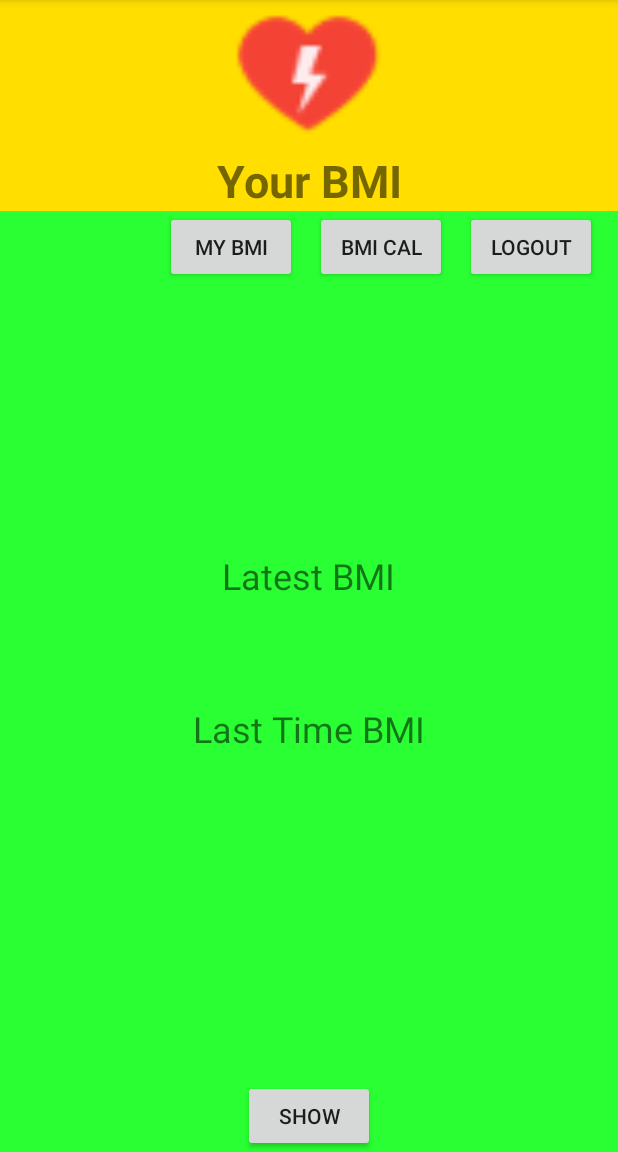
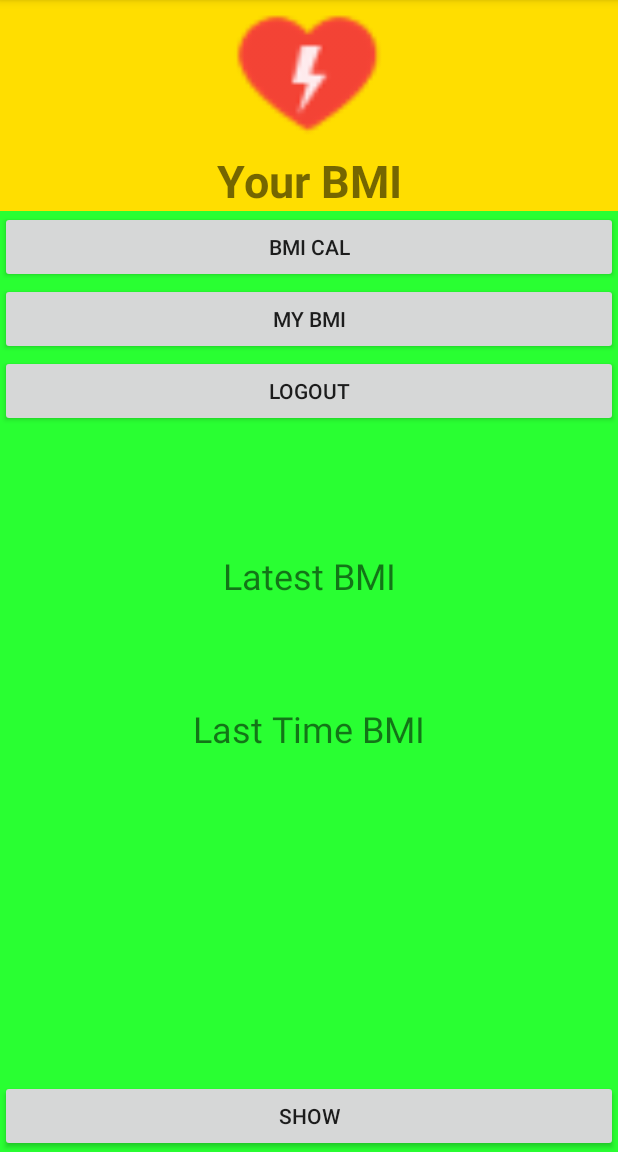
Before and after one commit to hohinleung/BMIHome, an Android app: the MyBMIActivity screen opened directly, with no data from a screen before it, on a phone screen of 412 x 824 dp, the part 84-1236 px from its top. Run offline under Robolectric (Android 15) with nearby library versions, the phone set to English and light mode, and no system bars; our stand-ins replace Firebase (no records; nobody signed in at launch, a user with empty details on screens opened directly).

Commit message:
Third commit

```diff
--- a/app/src/main/res/layout/activity_my_bmi.xml
+++ b/app/src/main/res/layout/activity_my_bmi.xml
@@ -36,88 +36,88 @@
 
     <Button
         android:id="@+id/logout"
-        android:layout_width="wrap_content"
+        android:layout_width="match_parent"
         android:layout_height="wrap_content"
-        android:layout_marginStart="310dp"
-        android:layout_marginEnd="10dp"
         android:text="@string/logoutst"
-        android:layout_below="@+id/UserNametxt"/>
+        android:layout_below="@+id/MyBMI"/>
 
     <Button
         android:id="@+id/BMICal"
-        android:layout_width="wrap_content"
+        android:layout_width="match_parent"
         android:layout_height="wrap_content"
         android:layout_below="@+id/UserNametxt"
-        android:layout_marginStart="210dp"
-        android:layout_marginEnd="10dp"
         android:text="@string/bmicalst" />
 
     <Button
         android:id="@+id/MyBMI"
-        android:layout_width="wrap_content"
+        android:layout_width="match_parent"
         android:layout_height="wrap_content"
-        android:layout_below="@+id/UserNametxt"
-        android:layout_marginStart="110dp"
-        android:layout_marginEnd="10dp"
+        android:layout_below="@+id/BMICal"
         android:text="@string/mybmist" />
 
     <TextView
         android:id="@+id/Newtxt"
-        android:layout_width="wrap_content"
+        android:layout_width="match_parent"
         android:layout_height="wrap_content"
         android:layout_centerInParent="true"
         android:text="@string/latestbmist"
+        android:textAlignment="center"
         android:textSize="24sp" />
 
     <TextView
         android:id="@+id/BMI"
-        android:layout_width="wrap_content"
+        android:layout_width="match_parent"
         android:layout_height="wrap_content"
+        android:layout_below="@+id/Newtxt"
         android:layout_centerInParent="true"
-        android:layout_below="@+id/Newtxt"
         android:text=""
+        android:textAlignment="center"
         android:textSize="18sp" />
 
     <TextView
         android:id="@+id/Time"
-        android:layout_width="wrap_content"
+        android:layout_width="match_parent"
         android:layout_height="wrap_content"
+        android:layout_below="@+id/BMI"
         android:layout_centerInParent="true"
-        android:layout_below="@+id/BMI"
         android:text=""
+        android:textAlignment="center"
         android:textSize="18sp" />
 
     <TextView
         android:id="@+id/Oldtxt"
-        android:layout_width="wrap_content"
+        android:layout_width="match_parent"
         android:layout_height="wrap_content"
+        android:layout_below="@+id/Time"
         android:layout_centerInParent="true"
-        android:layout_below="@+id/Time"
         android:paddingTop="20dp"
-        android:textSize="24sp"
-        android:text="@string/lasttimebmist" />
+        android:text="@string/lasttimebmist"
+        android:textAlignment="center"
+        android:textSize="24sp" />
 
     <TextView
         android:id="@+id/NBMI"
-        android:layout_width="wrap_content"
+        android:layout_width="match_parent"
         android:layout_height="wrap_content"
+        android:layout_below="@+id/Oldtxt"
         android:layout_centerInParent="true"
-        android:layout_below="@+id/Oldtxt"
         android:text=""
+        android:textAlignment="center"
         android:textSize="18sp" />
 
     <TextView
         android:id="@+id/NTime"
-        android:layout_width="wrap_content"
+        android:layout_width="match_parent"
         android:layout_height="wrap_content"
+        android:layout_below="@+id/NBMI"
         android:layout_centerInParent="true"
-        android:layout_below="@+id/NBMI"
         android:text=""
+        android:textAlignment="center"
         android:textSize="18sp" />
 
     <Button
         android:id="@+id/show"
-        android:layout_width="wrap_content"
+        android:layout_width="match_parent"
         android:layout_height="wrap_content"
         android:layout_alignParentBottom="true"
         android:layout_centerHorizontal="true"
@@ -125,11 +125,12 @@
 
     <TextView
         android:id="@+id/compare"
-        android:layout_width="wrap_content"
+        android:layout_width="match_parent"
         android:layout_height="wrap_content"
+        android:layout_below="@+id/NTime"
         android:layout_centerInParent="true"
-        android:layout_below="@+id/NTime"
-        android:textSize="18sp"
-        android:text="" />
+        android:text=""
+        android:textAlignment="center"
+        android:textSize="18sp" />
 
 </RelativeLayout>
```
Also changed, not shown: app/src/main/java/com/example/bmihome/BMICalActivity.java (+12 -7 lines), app/src/main/java/com/example/bmihome/MyBMIActivity.java (+17 -4 lines), app/src/main/res/layout/activity_bmical.xml (+20 -23 lines), app/src/main/res/layout/activity_home.xml (+5 -11 lines), app/src/main/res/layout/activity_main.xml (+4 -4 lines), app/src/main/res/layout/activity_sign_up.xml (+4 -4 lines), 1 other file.
